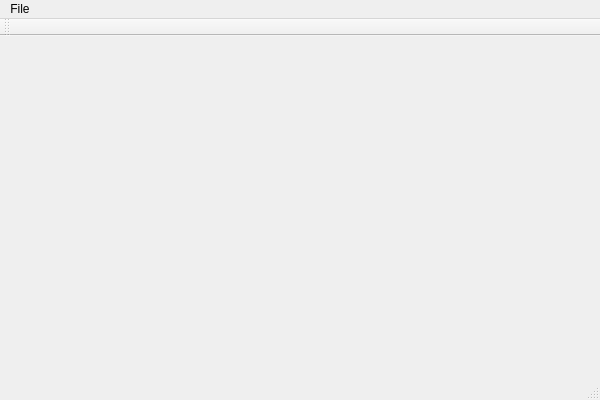
ursaRAGE/UrLevelEditor, file LevelEditor/LevelEditor/view/urleveleditor.ui: the form before one commit.
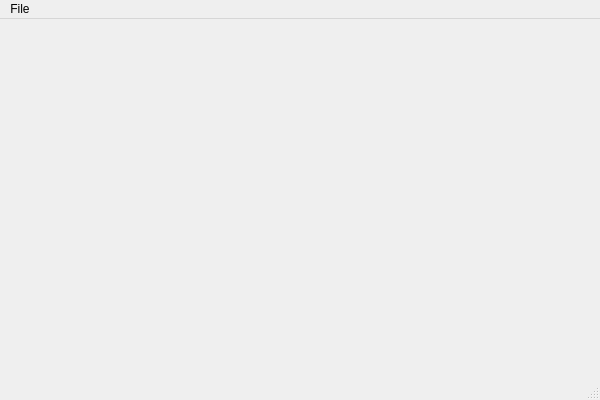
The form after the commit.

```diff
--- a/LevelEditor/LevelEditor/view/urleveleditor.ui
+++ b/LevelEditor/LevelEditor/view/urleveleditor.ui
@@ -34,14 +34,6 @@
    </widget>
    <addaction name="menuFile"/>
   </widget>
-  <widget class="QToolBar" name="mainToolBar">
-   <attribute name="toolBarArea">
-    <enum>TopToolBarArea</enum>
-   </attribute>
-   <attribute name="toolBarBreak">
-    <bool>false</bool>
-   </attribute>
-  </widget>
   <widget class="QStatusBar" name="statusBar"/>
   <action name="actionOpen">
    <property name="text">
```
